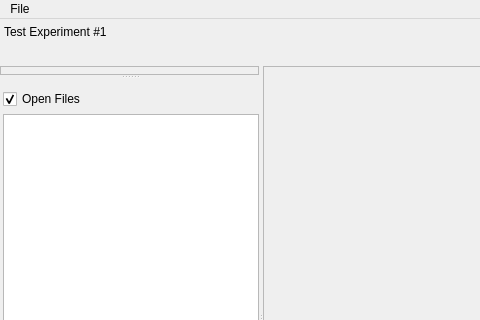
This is gui/mainwindow.ui in ronpandolfi/Xi-cam as Qt 5 draws it before an edit; both pictures show x 0 to 480 and y 0 to 320 of the 969 by 600 pixel window. The edited form follows.
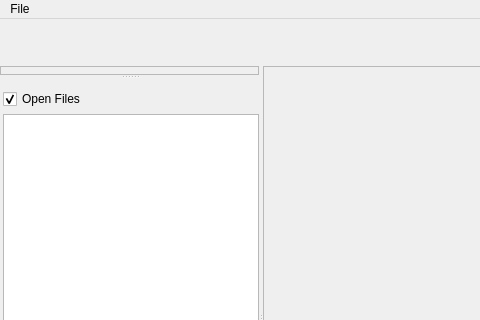
This is the edited form. The open tabs and pages were chosen to show the change. Icons and pictures are not drawn.

```diff
--- a/gui/mainwindow.ui
+++ b/gui/mainwindow.ui
@@ -49,7 +49,7 @@
         <item>
          <widget class="QLabel" name="label_2">
           <property name="text">
-           <string>Test Experiment #1</string>
+              <string/>
           </property>
          </widget>
         </item>
```
Left out of the diff: 18 changed lines with no effect on the pictures.
